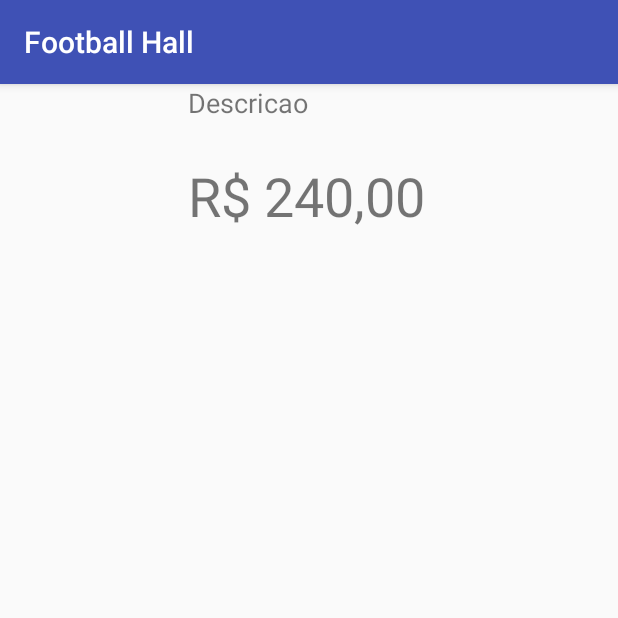
After one commit to AleksanderClay/FootballHall, an Android app: the lista_personalizada screen opened directly, with no data from a screen before it, on a phone screen of 412 x 824 dp, the top half of it. The commit adds this screen. Run offline under Robolectric (Android 15) with nearby library versions, the phone set to English and light mode, and no system bars.

```diff
--- a/app/src/main/AndroidManifest.xml
+++ b/app/src/main/AndroidManifest.xml
@@ -20,9 +20,7 @@
         <activity
             android:name=".MainActivity"
             android:label="@string/app_name"
-            android:theme="@style/AppTheme.NoActionBar">
-
-        </activity>
+            android:theme="@style/AppTheme.NoActionBar"></activity>
         <!--
              The API key for Google Maps-based APIs is defined as a string resource.
              (See the file "res/values/google_maps_api.xml").
@@ -65,9 +63,11 @@
             android:theme="@style/AppCompat.TelaCheia">
             <intent-filter>
                 <action android:name="android.intent.action.MAIN" />
+
                 <category android:name="android.intent.category.LAUNCHER" />
             </intent-filter>
         </activity>
+        <activity android:name=".lista_personalizada"></activity>
     </application>
 
 </manifest>
--- a/app/src/main/java/com/example/footballhall/footballhall/MapsActivity.java
+++ b/app/src/main/java/com/example/footballhall/footballhall/MapsActivity.java
@@ -64,8 +64,6 @@ public class MapsActivity extends FragmentActivity implements OnMapReadyCallback
                 .position(new LatLng(-1.4641926, -48.5005281)).title("Sabino Futebol Society")
                 .icon(bitmapDescriptorFromVector(this, R.drawable.ic_menu_quadras)));
 
-        mMap.setOnInfoWindowClickListener((GoogleMap.OnInfoWindowClickListener) this);
-
 
         /*mMap.setOnMarkerClickListener(new GoogleMap.OnMarkerClickListener() {
             @Override
--- /dev/null
+++ b/app/src/main/java/com/example/footballhall/footballhall/lista_personalizada.java
@@ -0,0 +1,13 @@
+package com.example.footballhall.footballhall;
+
+import android.support.v7.app.AppCompatActivity;
+import android.os.Bundle;
+
+public class lista_personalizada extends AppCompatActivity {
+
+    @Override
+    protected void onCreate(Bundle savedInstanceState) {
+        super.onCreate(savedInstanceState);
+        setContentView(R.layout.activity_lista_personalizada);
+    }
+}
--- a/app/src/main/java/com/example/footballhall/footballhall/objetos/AgendaDbHelper.java
+++ b/app/src/main/java/com/example/footballhall/footballhall/objetos/AgendaDbHelper.java
@@ -48,7 +48,7 @@ public class AgendaDbHelper extends SQLiteOpenHelper {
             String[] args = {Integer.toString(agenda.getId())};
 
             if (agenda.getId() > 0) {
-                return db.update(ContratoAgenda.TabelaAgenda.TABLE_NAME, values, "_id = ?", args) > 0;
+                return db.update(ContratoAgenda.TabelaAgenda.TABLE_NAME, values, "id = ?", args) > 0;
             } else {
                 return db.insert(ContratoAgenda.TabelaAgenda.TABLE_NAME, null, values) > 0;
             }
--- /dev/null
+++ b/app/src/main/res/layout/activity_lista_personalizada.xml
@@ -0,0 +1,35 @@
+<?xml version="1.0" encoding="utf-8"?>
+<LinearLayout xmlns:android="http://schemas.android.com/apk/res/android"
+    xmlns:app="http://schemas.android.com/apk/res-auto"
+    xmlns:tools="http://schemas.android.com/tools"
+    android:layout_width="match_parent"
+    android:layout_height="wrap_content">
+
+    <ImageView
+        android:id="@+id/icone"
+        android:layout_width="250dp"
+        android:layout_height="100dp"
+        android:layout_weight="1"/>
+
+    <LinearLayout
+        android:layout_width="match_parent"
+        android:layout_height="100dp"
+        android:layout_weight="1"
+        android:orientation="vertical">
+
+        <TextView
+            android:id="@+id/txtDescricao"
+            android:layout_width="match_parent"
+            android:layout_height="wrap_content"
+            android:text="Descricao"
+            android:textSize="18sp" />
+
+        <TextView
+            android:id="@+id/txtValor"
+            android:layout_width="match_parent"
+            android:layout_height="wrap_content"
+            android:layout_marginTop="25dp"
+            android:text="R$ 240,00"
+            android:textSize="36sp" />
+    </LinearLayout>
+</LinearLayout>
--- a/app/src/main/res/layout/content_main.xml
+++ b/app/src/main/res/layout/content_main.xml
@@ -1,14 +1,21 @@
 <?xml version="1.0" encoding="utf-8"?>
+<ScrollView android:layout_height="match_parent"
+    android:layout_width="match_parent"
+    xmlns:android="http://schemas.android.com/apk/res/android"
+    xmlns:app="http://schemas.android.com/apk/res-auto"
+    xmlns:tools="http://schemas.android.com/tools"
+    android:background="@drawable/backgroundfutebolhallcampo"
+    android:id="@+id/imagelogo"
+    app:layout_behavior="@string/appbar_scrolling_view_behavior"
+    tools:context=".MainActivity"
+    tools:showIn="@layout/app_bar_main">
+
     <android.support.constraint.ConstraintLayout xmlns:android="http://schemas.android.com/apk/res/android"
         xmlns:app="http://schemas.android.com/apk/res-auto"
         xmlns:tools="http://schemas.android.com/tools"
-    android:id="@+id/imagelogo"
         android:layout_width="match_parent"
         android:layout_height="match_parent"
-    android:background="@drawable/backgroundfutebolhallcampo"
-    app:layout_behavior="@string/appbar_scrolling_view_behavior"
-    tools:context=".MainActivity"
-    tools:showIn="@layout/app_bar_main">
+        >
 
         <ImageView
             android:id="@+id/imageView9"
@@ -69,3 +76,5 @@
             android:onClick="QuadraSenac"/>
 
     </android.support.constraint.ConstraintLayout>
+
+</ScrollView>
```
Lines whose indentation alone changed are shown as unchanged.
